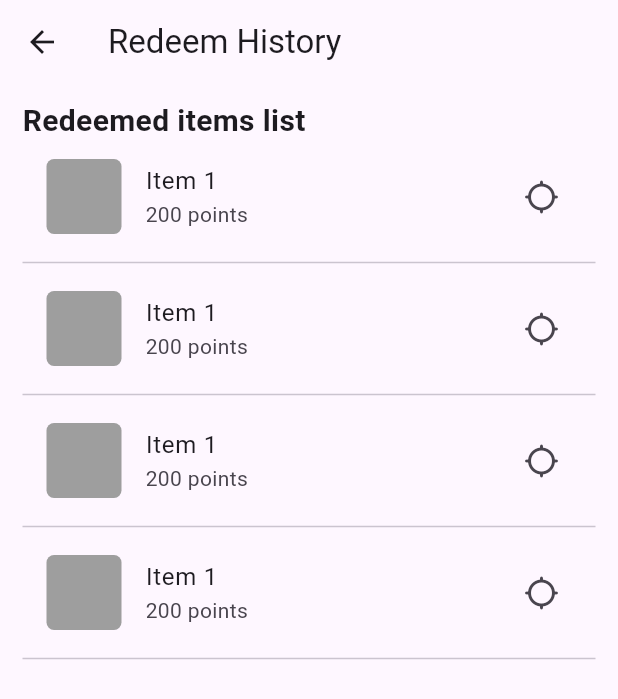
After one commit to ShubhamVG/recyclopia, a Flutter app: the RedeemHistoryScreen screen opened directly, on a phone screen of 412 x 824 dp. The commit adds this screen. Shown: the top 699 px of the screen. Run offline on Flutter 3.47's test engine with Material 3 defaults, Android fonts, the phone set to English and light mode, and no system bars; our stand-ins replace shared_preferences; accounts and stored records are empty; network calls fail.

Commit message:
Add redeem history screen

```diff
--- /dev/null
+++ b/lib/screens/redeem_history_screen.dart
@@ -0,0 +1,150 @@
+import 'package:flutter/material.dart';
+
+class RedeemHistoryScreen extends StatelessWidget {
+  const RedeemHistoryScreen({super.key});
+
+  @override
+  Widget build(BuildContext context) {
+    const headerTextSize = 20.0;
+
+    return Scaffold(
+      appBar: AppBar(title: const Text('Redeem History')),
+      body: SafeArea(
+        child: Padding(
+          padding: const EdgeInsets.symmetric(horizontal: 15.0, vertical: 10.0),
+          child: SingleChildScrollView(
+            child: Column(
+              crossAxisAlignment: CrossAxisAlignment.start,
+              children: [
+                Text(
+                  'Redeemed items list',
+                  style: TextStyle(
+                    fontWeight: FontWeight.bold,
+                    fontSize: headerTextSize,
+                  ),
+                ),
+
+                // List
+                ListTile(
+                  leading: Container(
+                    width: 50.0,
+                    height: 50.0,
+                    decoration: ShapeDecoration(
+                      color: Colors.grey,
+                      shape: RoundedRectangleBorder(
+                        borderRadius: BorderRadius.circular(5.0),
+                      ),
+                    ),
+                  ),
+                  title: Text("Item 1"),
+                  subtitle: Text('200 points'),
+                  trailing: Icon(Icons.location_searching_rounded),
+                ),
+                Divider(),
+
+                ListTile(
+                  leading: Container(
+                    width: 50.0,
+                    height: 50.0,
+                    decoration: ShapeDecoration(
+                      color: Colors.grey,
+                      shape: RoundedRectangleBorder(
+                        borderRadius: BorderRadius.circular(5.0),
+                      ),
+                    ),
+                  ),
+                  title: Text("Item 1"),
+                  subtitle: Text('200 points'),
+                  trailing: Icon(Icons.location_searching_rounded),
+                ),
+                Divider(),
+
+                ListTile(
+                  leading: Container(
+                    width: 50.0,
+                    height: 50.0,
+                    decoration: ShapeDecoration(
+                      color: Colors.grey,
+                      shape: RoundedRectangleBorder(
+                        borderRadius: BorderRadius.circular(5.0),
+                      ),
+                    ),
+                  ),
+                  title: Text("Item 1"),
+                  subtitle: Text('200 points'),
+                  trailing: Icon(Icons.location_searching_rounded),
+                ),
+                Divider(),
+
+                ListTile(
+                  leading: Container(
+                    width: 50.0,
+                    height: 50.0,
+                    decoration: ShapeDecoration(
+                      color: Colors.grey,
+                      shape: RoundedRectangleBorder(
+                        borderRadius: BorderRadius.circular(5.0),
+                      ),
+                    ),
+                  ),
+                  title: Text("Item 1"),
+                  subtitle: Text('200 points'),
+                  trailing: Icon(Icons.location_searching_rounded),
+                ),
+                Divider(),
+              ],
+            ),
+          ),
+        ),
+      ),
+    );
+  }
+}
+
+class _ProductItem extends StatelessWidget {
+  const _ProductItem({
+    required this.category,
+    required this.productName,
+    required this.points,
+  });
+
+  final String category;
+  final String productName;
+  final int points;
+
+  @override
+  Widget build(BuildContext context) {
+    return Card.outlined(
+      child: Column(
+        crossAxisAlignment: CrossAxisAlignment.start,
+        children: [
+          Padding(
+            padding: const EdgeInsets.only(left: 5.0),
+            child: Text(category),
+          ),
+          Container(
+            width: 150,
+            height: 150,
+            color: Colors.red,
+          ),
+          Padding(
+            padding: const EdgeInsets.only(left: 5.0),
+            child: Column(
+              crossAxisAlignment: CrossAxisAlignment.start,
+              children: [
+                Text(productName, style: const TextStyle(fontSize: 13.0)),
+                Text(
+                  '$points Points',
+                  style: const TextStyle(
+                    fontSize: 17.0,
+                    fontWeight: FontWeight.w600,
+                  ),
+                ),
+              ],
+            ),
+          )
+        ],
+      ),
+    );
+  }
+}
```
Also changed, not shown: lib/screens/reward_screen.dart (+15 -6 lines).
